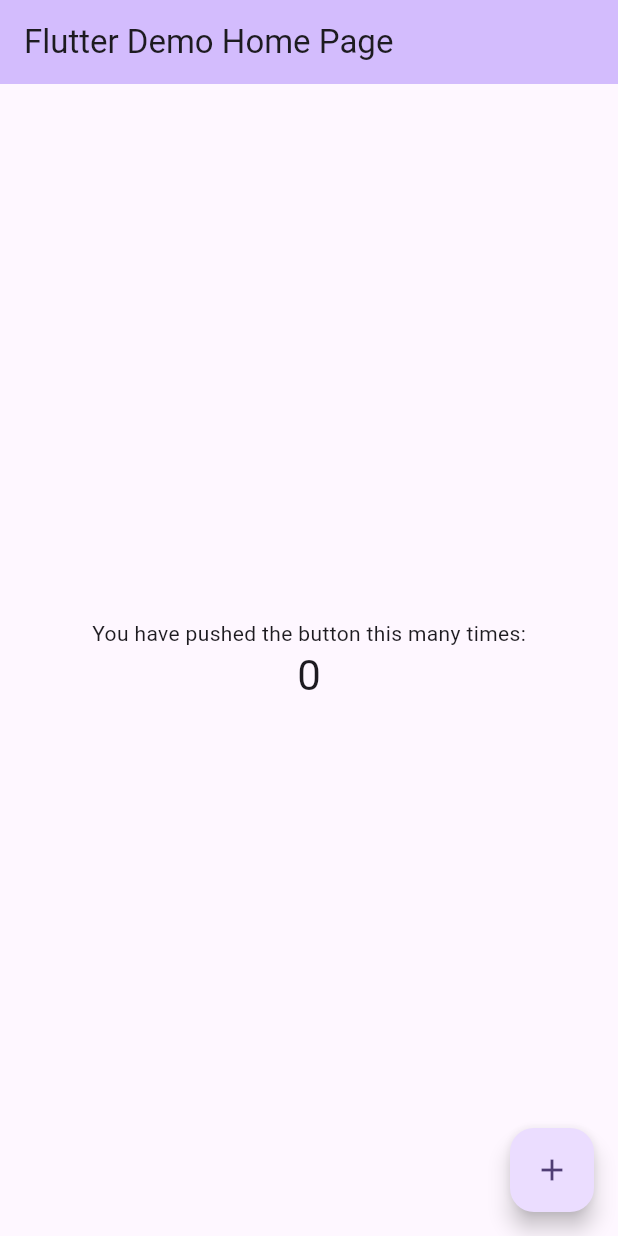
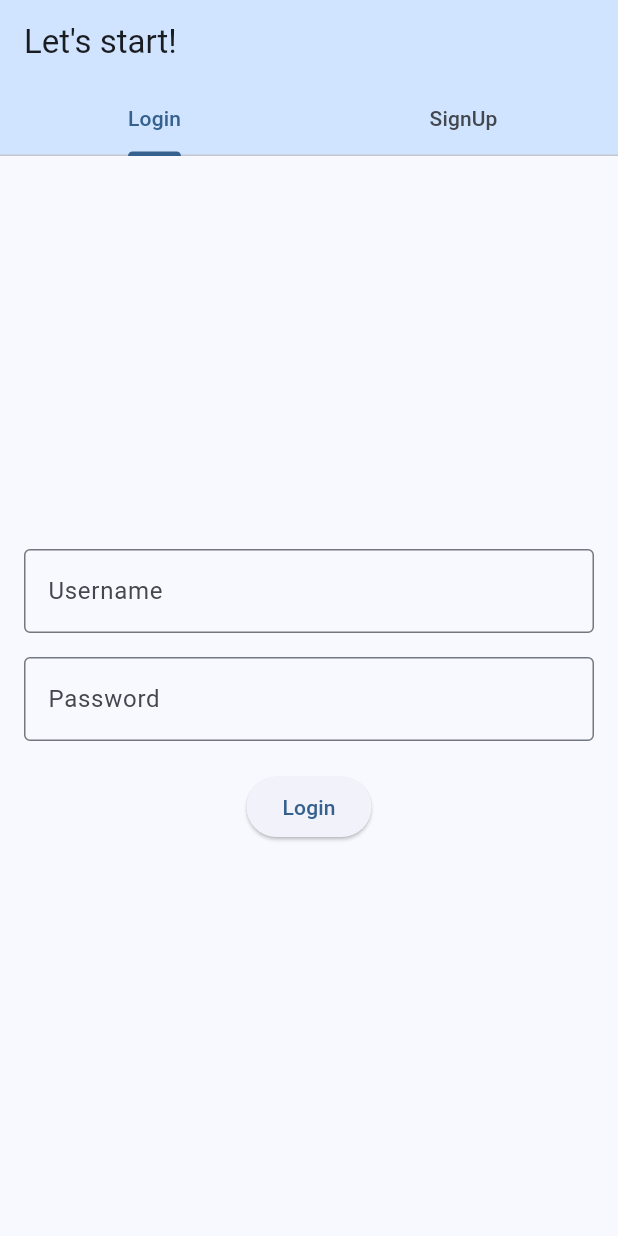
Before and after one commit to katsushika-projects/project15, a Flutter app: the screen it shows after launch, on a phone screen of 412 x 824 dp. Run offline on Flutter 3.47's test engine with Material 3 defaults, Android fonts, the phone set to English and light mode, and no system bars.

Commit message:
サインアップ、ログイン画面の実装

```diff
--- a/frontend/lib/main.dart
+++ b/frontend/lib/main.dart
@@ -1,4 +1,5 @@
 import 'package:flutter/material.dart';
+import 'signup_login.dart';
 
 void main() {
   runApp(const MyApp());
@@ -7,119 +8,19 @@ void main() {
 class MyApp extends StatelessWidget {
   const MyApp({super.key});
 
-  // This widget is the root of your application.
   @override
   Widget build(BuildContext context) {
     return MaterialApp(
-      title: 'Flutter Demo',
+      title: 'My App',
       theme: ThemeData(
-        // This is the theme of your application.
-        //
-        // TRY THIS: Try running your application with "flutter run". You'll see
-        // the application has a purple toolbar. Then, without quitting the app,
-        // try changing the seedColor in the colorScheme below to Colors.green
-        // and then invoke "hot reload" (save your changes or press the "hot
-        // reload" button in a Flutter-supported IDE, or press "r" if you used
-        // the command line to start the app).
-        //
-        // Notice that the counter didn't reset back to zero; the application
-        // state is not lost during the reload. To reset the state, use hot
-        // restart instead.
-        //
-        // This works for code too, not just values: Most code changes can be
-        // tested with just a hot reload.
-        colorScheme: ColorScheme.fromSeed(seedColor: Colors.deepPurple),
+        colorScheme: ColorScheme.fromSeed(seedColor: Colors.blue),
         useMaterial3: true,
       ),
-      home: const MyHomePage(title: 'Flutter Demo Home Page'),
+      routes: {
+        '/': (context) => const AuthPage(),
+      },
+      initialRoute: '/',
+      debugShowCheckedModeBanner: false,
     );
   }
 }
-
-class MyHomePage extends StatefulWidget {
-  const MyHomePage({super.key, required this.title});
-
-  // This widget is the home page of your application. It is stateful, meaning
-  // that it has a State object (defined below) that contains fields that affect
-  // how it looks.
-
-  // This class is the configuration for the state. It holds the values (in this
-  // case the title) provided by the parent (in this case the App widget) and
-  // used by the build method of the State. Fields in a Widget subclass are
-  // always marked "final".
-
-  final String title;
-
-  @override
-  State<MyHomePage> createState() => _MyHomePageState();
-}
-
-class _MyHomePageState extends State<MyHomePage> {
-  int _counter = 0;
-
-  void _incrementCounter() {
-    setState(() {
-      // This call to setState tells the Flutter framework that something has
-      // changed in this State, which causes it to rerun the build method below
-      // so that the display can reflect the updated values. If we changed
-      // _counter without calling setState(), then the build method would not be
-      // called again, and so nothing would appear to happen.
-      _counter++;
-    });
-  }
-
-  @override
-  Widget build(BuildContext context) {
-    // This method is rerun every time setState is called, for instance as done
-    // by the _incrementCounter method above.
-    //
-    // The Flutter framework has been optimized to make rerunning build methods
-    // fast, so that you can just rebuild anything that needs updating rather
-    // than having to individually change instances of widgets.
-    return Scaffold(
-      appBar: AppBar(
-        // TRY THIS: Try changing the color here to a specific color (to
-        // Colors.amber, perhaps?) and trigger a hot reload to see the AppBar
-        // change color while the other colors stay the same.
-        backgroundColor: Theme.of(context).colorScheme.inversePrimary,
-        // Here we take the value from the MyHomePage object that was created by
-        // the App.build method, and use it to set our appbar title.
-        title: Text(widget.title),
-      ),
-      body: Center(
-        // Center is a layout widget. It takes a single child and positions it
-        // in the middle of the parent.
-        child: Column(
-          // Column is also a layout widget. It takes a list of children and
-          // arranges them vertically. By default, it sizes itself to fit its
-          // children horizontally, and tries to be as tall as its parent.
-          //
-          // Column has various properties to control how it sizes itself and
-          // how it positions its children. Here we use mainAxisAlignment to
-          // center the children vertically; the main axis here is the vertical
-          // axis because Columns are vertical (the cross axis would be
-          // horizontal).
-          //
-          // TRY THIS: Invoke "debug painting" (choose the "Toggle Debug Paint"
-          // action in the IDE, or press "p" in the console), to see the
-          // wireframe for each widget.
-          mainAxisAlignment: MainAxisAlignment.center,
-          children: <Widget>[
-            const Text(
-              'You have pushed the button this many times:',
-            ),
-            Text(
-              '$_counter',
-              style: Theme.of(context).textTheme.headlineMedium,
-            ),
-          ],
-        ),
-      ),
-      floatingActionButton: FloatingActionButton(
-        onPressed: _incrementCounter,
-        tooltip: 'Increment',
-        child: const Icon(Icons.add),
-      ), // This trailing comma makes auto-formatting nicer for build methods.
-    );
-  }
-}
--- /dev/null
+++ b/frontend/lib/signup_login.dart
@@ -0,0 +1,106 @@
+import 'package:flutter/material.dart';
+
+class AuthPage extends StatelessWidget {
+  const AuthPage({super.key}); // constを追加
+
+  @override
+  Widget build(BuildContext context) {
+    return DefaultTabController(
+      length: 2, // タブの数
+      child: Scaffold(
+        appBar: AppBar(
+          title: const Text("Let's start!"), // constを追加
+          backgroundColor: Theme.of(context).colorScheme.primaryContainer,
+          bottom: const TabBar( // constを追加
+            tabs: [
+              Tab(text: "Login"), // constの適用は不要（既に不変）
+              Tab(text: "SignUp"), // constの適用は不要（既に不変）
+            ],
+          ),
+        ),
+        body: const TabBarView( // constを追加
+          children: [
+            LoginForm(), // constを追加可能
+            SignUpForm(), // constを追加可能
+          ],
+        ),
+      ),
+    );
+  }
+}
+
+// Loginフォーム
+class LoginForm extends StatelessWidget {
+  const LoginForm({super.key}); // constを追加
+
+  @override
+  Widget build(BuildContext context) {
+    return Padding(
+      padding: const EdgeInsets.all(16.0), // constを追加
+      child: Column(
+        mainAxisAlignment: MainAxisAlignment.center,
+        children: [
+          const TextField(
+            decoration: InputDecoration(
+              labelText: 'Username',
+              border: OutlineInputBorder(),
+            ),
+          ),
+          const SizedBox(height: 16), // constを追加
+          const TextField(
+            decoration: InputDecoration(
+              labelText: 'Password',
+              border: OutlineInputBorder(),
+            ),
+            obscureText: true,
+          ),
+          const SizedBox(height: 20), // constを追加
+          ElevatedButton(
+            onPressed: () {
+              print("Login pressed");
+            },
+            child: const Text("Login"), // constを追加
+          ),
+        ],
+      ),
+    );
+  }
+}
+
+// SignUpフォーム
+class SignUpForm extends StatelessWidget {
+  const SignUpForm({super.key}); // constを追加
+
+  @override
+  Widget build(BuildContext context) {
+    return Padding(
+      padding: const EdgeInsets.all(16.0), // constを追加
+      child: Column(
+        mainAxisAlignment: MainAxisAlignment.center,
+        children: [
+          const TextField(
+            decoration: InputDecoration(
+              labelText: 'Username',
+              border: OutlineInputBorder(),
+            ),
+          ),
+          const SizedBox(height: 16), // constを追加
+          const TextField(
+            decoration: InputDecoration(
+              labelText: 'Password',
+              border: OutlineInputBorder(),
+            ),
+            obscureText: true,
+          ),
+          const SizedBox(height: 20), // constを追加
+          ElevatedButton(
+            onPressed: () {
+              print("SignUp pressed");
+            },
+            child: const Text("SignUp"), // constを追加
+          ),
+        ],
+      ),
+    );
+  }
+}
--- a/frontend/pubspec.yaml
+++ b/frontend/pubspec.yaml
@@ -30,6 +30,7 @@ environment:
 dependencies:
   flutter:
     sdk: flutter
+  http: ^1.2.2
 
 
   # The following adds the Cupertino Icons font to your application.
@@ -59,7 +60,8 @@ flutter:
   uses-material-design: true
 
   # To add assets to your application, add an assets section, like this:
-  # assets:
+  assets:
+    - assets/anonchat_logo.webp
   #   - images/a_dot_burr.jpeg
   #   - images/a_dot_ham.jpeg
 
```
Also changed, not shown: frontend/assets/anonchat_logo.webp (added), frontend/pubspec.lock.
